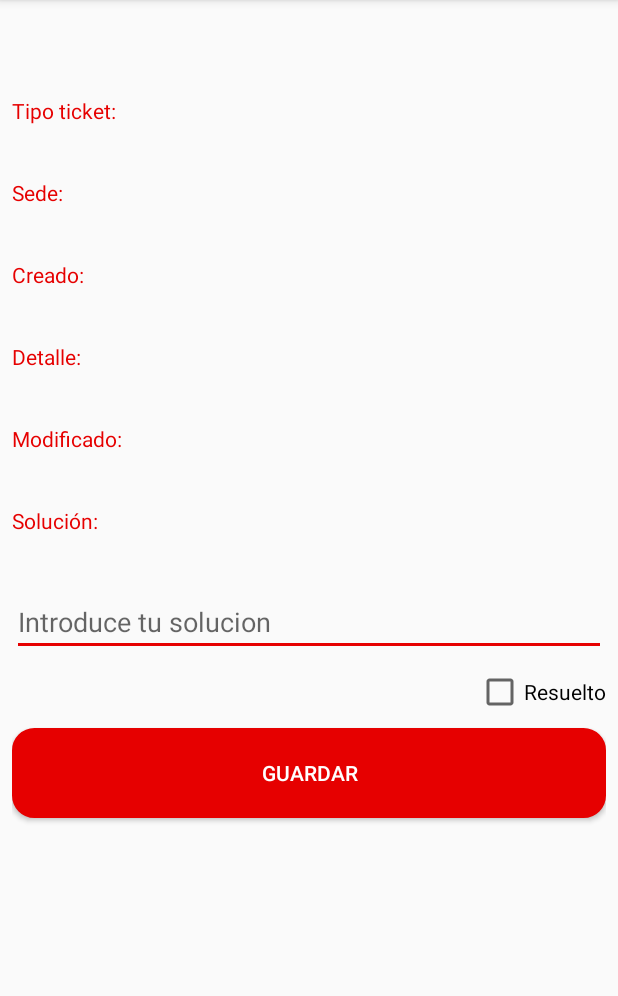
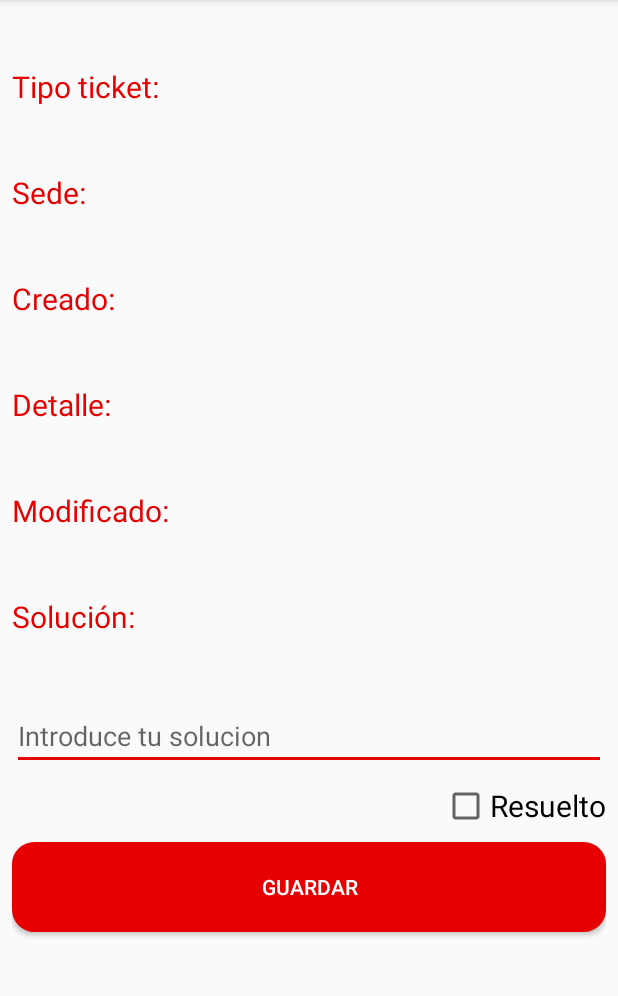
Before and after one commit to atangji/FirebaseDB, an Android app: the DetalleTicketActivity screen opened directly, with no data from a screen before it, on a phone screen of 412 x 824 dp, the part 84-1080 px from its top. Run offline under Robolectric (Android 15) with nearby library versions, the phone set to English and light mode, and no system bars; our stand-ins replace Firebase (no records; nobody signed in at launch, a user with empty details on screens opened directly).

```diff
--- a/app/src/main/res/layout/activity_insertar_ticket.xml
+++ b/app/src/main/res/layout/activity_insertar_ticket.xml
@@ -16,7 +16,7 @@
             android:layout_width="match_parent"
             android:layout_height="?attr/actionBarSize"
             app:titleTextColor="#E60000"
-            app:title="Crear ticket"
+            app:title="Nuevo ticket"
             app:popupTheme="@style/AppTheme.NoActionBar" />
 
     </com.google.android.material.appbar.AppBarLayout>
--- a/app/src/main/res/layout/activity_ticket_detalle.xml
+++ b/app/src/main/res/layout/activity_ticket_detalle.xml
@@ -12,9 +12,10 @@
         android:id="@+id/tViewTipoticket"
         android:layout_width="match_parent"
         android:layout_height="wrap_content"
-        android:layout_marginTop="56dp"
+        android:layout_marginTop="36dp"
         android:text="Tipo ticket:"
         android:textColor="#E60000"
+        android:textSize="20dp"
         app:layout_constraintEnd_toEndOf="parent"
         app:layout_constraintStart_toStartOf="parent"
         app:layout_constraintTop_toTopOf="parent" />
@@ -25,6 +26,7 @@
         android:layout_height="wrap_content"
         android:textColor="#4A4D4E"
         android:layout_marginTop="8dp"
+        android:textSize="20dp"
         app:layout_constraintEnd_toEndOf="parent"
         app:layout_constraintStart_toStartOf="parent"
         app:layout_constraintTop_toBottomOf="@+id/tViewTipoticket" />
@@ -36,6 +38,7 @@
         android:layout_marginTop="8dp"
         android:text="Sede:"
         android:textColor="#E60000"
+        android:textSize="20dp"
         app:layout_constraintEnd_toEndOf="parent"
         app:layout_constraintStart_toStartOf="parent"
         app:layout_constraintTop_toBottomOf="@+id/tvTipoTicket" />
@@ -46,6 +49,7 @@
         android:layout_height="wrap_content"
         android:layout_marginTop="8dp"
         android:textColor="#4A4D4E"
+        android:textSize="20dp"
         app:layout_constraintEnd_toEndOf="parent"
         app:layout_constraintStart_toStartOf="parent"
         app:layout_constraintTop_toBottomOf="@+id/textView9" />
@@ -57,6 +61,7 @@
         android:layout_marginTop="8dp"
         android:text="Creado:"
         android:textColor="#E60000"
+        android:textSize="20dp"
         app:layout_constraintEnd_toEndOf="parent"
         app:layout_constraintStart_toStartOf="parent"
         app:layout_constraintTop_toBottomOf="@+id/tvSedeTicket" />
@@ -67,6 +72,7 @@
         android:layout_height="wrap_content"
         android:layout_marginTop="8dp"
         android:textColor="#4A4D4E"
+        android:textSize="20dp"
         app:layout_constraintEnd_toEndOf="parent"
         app:layout_constraintStart_toStartOf="parent"
         app:layout_constraintTop_toBottomOf="@+id/textView10" />
@@ -78,6 +84,7 @@
         android:layout_marginTop="8dp"
         android:text="Detalle:"
         android:textColor="#E60000"
+        android:textSize="20dp"
         app:layout_constraintEnd_toEndOf="parent"
         app:layout_constraintStart_toStartOf="parent"
         app:layout_constraintTop_toBottomOf="@+id/tvFechaCreacion" />
@@ -88,6 +95,7 @@
         android:layout_height="wrap_content"
         android:layout_marginTop="8dp"
         android:textColor="#4A4D4E"
+        android:textSize="20dp"
         app:layout_constraintEnd_toEndOf="parent"
         app:layout_constraintStart_toStartOf="parent"
         app:layout_constraintTop_toBottomOf="@+id/textView11" />
@@ -100,6 +108,7 @@
         android:text="Modificado:"
         android:textAlignment="viewStart"
         android:textColor="#E60000"
+        android:textSize="20dp"
         app:layout_constraintEnd_toEndOf="parent"
         app:layout_constraintStart_toStartOf="parent"
         app:layout_constraintTop_toBottomOf="@+id/tvDetalleTicket" />
@@ -110,6 +119,7 @@
         android:layout_height="wrap_content"
         android:layout_marginTop="8dp"
         android:textColor="#4A4D4E"
+        android:textSize="20dp"
         app:layout_constraintStart_toStartOf="parent"
         app:layout_constraintTop_toBottomOf="@+id/textView12" />
 
@@ -122,6 +132,7 @@
         android:text="Solución:"
         android:textAlignment="viewStart"
         android:textColor="#E60000"
+        android:textSize="20dp"
         app:layout_constraintStart_toStartOf="parent"
         app:layout_constraintTop_toBottomOf="@+id/tvFechaSolTicket" />
 
@@ -132,6 +143,7 @@
         android:layout_below="@+id/textView13"
         android:layout_marginTop="8dp"
         android:layout_marginEnd="8dp"
+        android:textSize="20dp"
         app:layout_constraintTop_toBottomOf="@+id/textView13"
         tools:layout_editor_absoluteX="8dp" />
 
@@ -166,6 +178,7 @@
         android:layout_height="wrap_content"
         android:layout_marginTop="8dp"
         android:text="Resuelto"
+        android:textSize="20dp"
         app:layout_constraintEnd_toEndOf="parent"
         app:layout_constraintTop_toBottomOf="@+id/etTextSolucion" />
 
```
Also changed, not shown: app/src/main/java/com/example/firebasedb/MainActivity.java (+35 -10 lines).
